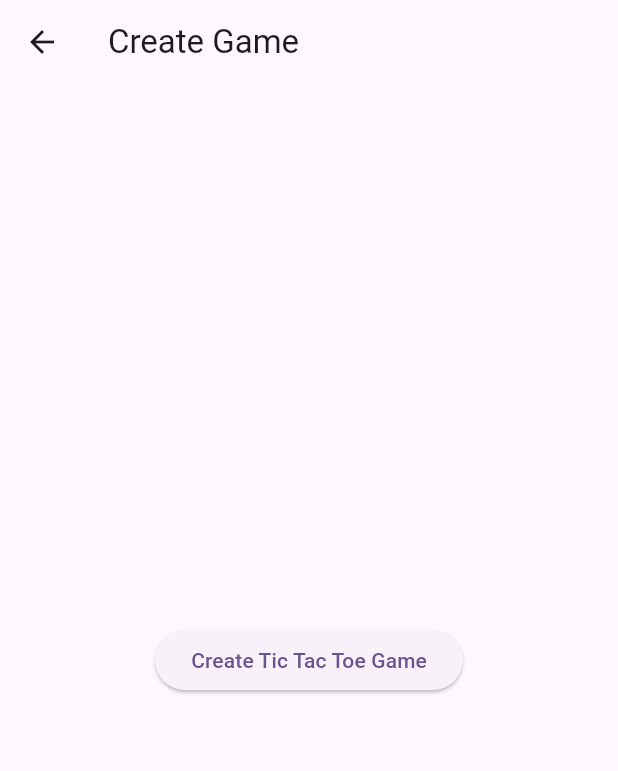
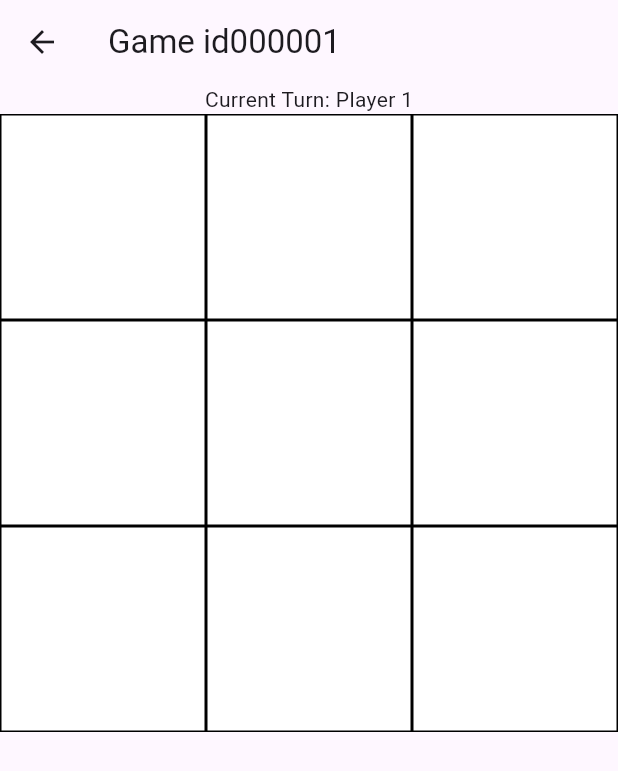
Before and after one commit to HalilhanSAYIN/online_tic_tac_toe, a Flutter app: the CreateGameScreen screen opened directly, after a tap on "Create Tic Tac Toe Game", on a phone screen of 412 x 824 dp. Shown: the top 771 px of the screen. Run offline on Flutter 3.47's test engine with Material 3 defaults, Android fonts, the light colour scheme and no system bars; our stand-ins replace cloud_firestore, firebase_auth, firebase_core; accounts and stored records are empty.

Commit message:
game added

```diff
--- a/lib/screens/game_create_screen.dart
+++ b/lib/screens/game_create_screen.dart
@@ -15,10 +15,12 @@ class _CreateGameScreenState extends State<CreateGameScreen> {
       appBar: AppBar(
         title: const Text('Create Game'),
       ),
-      body:  const Center(
+      body:   Center(
         child: ElevatedButton(
-          onPressed: createGame,
-          child: Text('Create Tic Tac Toe Game'),
+          onPressed: () {
+            createGame(context);
+          },
+          child:  const Text('Create Tic Tac Toe Game'),
         ),
       ),
     );
--- a/lib/screens/game_list_screen.dart
+++ b/lib/screens/game_list_screen.dart
@@ -3,6 +3,7 @@ import 'package:firebase_auth/firebase_auth.dart';
 import 'package:flutter/cupertino.dart';
 import 'package:flutter/material.dart';
 import 'package:online_tic_tac_toe/screens/game_create_screen.dart';
+import 'package:online_tic_tac_toe/screens/lobby_screen.dart';
 
 
 class GamesListScreen extends StatefulWidget {
@@ -23,9 +24,7 @@ class _GamesListScreenState extends State<GamesListScreen> {
           'player2': user.uid,
           'status': 'in_progress',
         });
-       /*
-       Nav to lobby
-            ));*/
+        Navigator.push(context, MaterialPageRoute(builder: (context) => GameLobbyScreen(gameId: gameId,),));
         print('Joined the game successfully');
       }
     } catch (e) {
--- /dev/null
+++ b/lib/screens/game_screen.dart
@@ -0,0 +1,160 @@
+import 'package:cloud_firestore/cloud_firestore.dart';
+import 'package:firebase_auth/firebase_auth.dart';
+import 'package:flutter/material.dart';
+import 'package:online_tic_tac_toe/core/game_logic.dart';
+import 'package:online_tic_tac_toe/screens/game_list_screen.dart';
+import 'package:online_tic_tac_toe/services/game_service.dart';
+
+
+class GameScreen extends StatefulWidget {
+  final String gameId;
+
+  GameScreen({required this.gameId});
+
+  @override
+  _GameScreenState createState() => _GameScreenState();
+}
+
+class _GameScreenState extends State<GameScreen> {
+  final GameService _gameService = GameService();
+  final GameLogic _gameLogic = GameLogic();
+
+  late List<List<String>> _board;
+  late String _playerSymbol;
+  late String _turn;
+
+
+  @override
+  void initState() {
+    super.initState();
+    _initializeGame();
+
+  }
+
+  Future<void> _initializeGame() async {
+    DocumentSnapshot gameData = await _gameService.getGameData(widget.gameId);
+    _board = _gameLogic.parseBoard(gameData['board']);
+    _turn = gameData['turn'];
+
+    User? user = FirebaseAuth.instance.currentUser;
+    if (user != null) {
+      _playerSymbol = (user.uid == gameData['player1']) ? 'X' : 'O';
+    }
+  }
+
+  void _handleMove(int row, int col) async {
+    if (_board[row][col] == '' && _turn == _getPlayerTurn()) {
+      setState(() {
+        _board[row][col] = _playerSymbol;
+      });
+
+      String winner = _gameLogic.checkWinner(_board);
+      if (winner.isNotEmpty) {
+        _showGameEndDialog('$winner Winner!');
+        await _gameService.updateBoard(widget.gameId, _board, _turn, row, col);
+        _gameService.gameStream(widget.gameId).first.then((snapshot) {
+          snapshot.reference.update({'status': 'finished'});
+        });
+      } else if (_gameLogic.isBoardFull(_board)) {
+        _showGameEndDialog('Draw!');
+        _gameService.gameStream(widget.gameId).first.then((snapshot) {
+          snapshot.reference.update({'status': 'draw'});
+        });
+      } else {
+        String nextTurn = _turn == 'player1' ? 'player2' : 'player1';
+        await _gameService.updateBoard(widget.gameId, _board, nextTurn, row, col);
+      }
+    }
+  }
+
+  String _getPlayerTurn() {
+    return _playerSymbol == 'X' ? 'player1' : 'player2';
+  }
+
+  void _showGameEndDialog(String message) {
+    showDialog(
+      context: context,
+      builder: (context) => AlertDialog(
+        title: Text('Game Over'),
+        content: Text(message),
+        actions: [
+          TextButton(
+            onPressed: () {
+              Navigator.push(context, MaterialPageRoute(builder: (context) => GamesListScreen(),)); // Oyun ekranından çık
+            },
+            child: Text('Ok'),
+          ),
+        ],
+      ),
+    );
+  }
+
+  void checkGameState(gameRef) {
+  String winner = _gameLogic.checkWinner(_board);
+  if (winner.isNotEmpty) {
+    _showGameEndDialog('$winner kazandı!');
+    gameRef.update({'status': 'finished'});
+  } else if (_gameLogic.isBoardFull(_board)) {
+    _showGameEndDialog('Berabere!');
+    gameRef.update({'status': 'draw'});
+  }
+}
+
+
+  @override
+  Widget build(BuildContext context) {
+    return Scaffold(
+      appBar: AppBar(
+        title: Text('Game ${widget.gameId}'),
+      ),
+      body: StreamBuilder<DocumentSnapshot>(
+        stream: _gameService.gameStream(widget.gameId),
+        builder: (context, snapshot) {
+          if (!snapshot.hasData) {
+            return Center(child: CircularProgressIndicator());
+          }
+
+          var gameData = snapshot.data!.data() as Map<String, dynamic>;
+          _board = _gameLogic.parseBoard(gameData['board']);
+          _turn = gameData['turn'];
+
+          return Column(
+            children: [
+              Text('Current Turn: ${_turn == 'player1' ? 'Player 1' : 'Player 2'}'),
+              Expanded(
+                child: GridView.builder(
+                  gridDelegate: SliverGridDelegateWithFixedCrossAxisCount(
+                    crossAxisCount: 3,
+                  ),
+                  itemCount: 9,
+                  itemBuilder: (context, index) {
+                    int row = index ~/ 3;
+                    int col = index % 3;
+
+                    return GestureDetector(
+                      onTap: () { _handleMove(row, col);
+                      checkGameState(widget.gameId);
+                      },
+                      child: Container(
+                        decoration: BoxDecoration(
+                          border: Border.all(color: Colors.black),
+                          color: Colors.white,
+                        ),
+                        child: Center(
+                          child: Text(
+                            _board[row][col],
+                            style: TextStyle(fontSize: 32),
+                          ),
+                        ),
+                      ),
+                    );
+                  },
+                ),
+              ),
+            ],
+          );
+        },
+      ),
+    );
+  }
+}
--- a/lib/screens/home_screen.dart
+++ b/lib/screens/home_screen.dart
@@ -7,7 +7,7 @@ class HomeScreen extends StatelessWidget {
   Widget build(BuildContext context) {
     return Scaffold(
       appBar: AppBar(
-        title: Text('Tic Tac Toe'),
+        title: const  Text('Tic Tac Toe'),
       ),
       body: Center(
         child: Padding(
@@ -36,7 +36,7 @@ class HomeScreen extends StatelessWidget {
                 onPressed: () {
                   signInAnonymously(context);
                 },
-                child: Text('Sign In'),
+                child: const Text('Sign In'),
               ),
             ],
           ),
--- a/lib/services/create_game.dart
+++ b/lib/services/create_game.dart
@@ -1,10 +1,12 @@
 import 'package:cloud_firestore/cloud_firestore.dart';
 import 'package:firebase_auth/firebase_auth.dart';
+import 'package:flutter/material.dart';
+import 'package:online_tic_tac_toe/screens/game_screen.dart';
 
 final FirebaseAuth _auth = FirebaseAuth.instance;
   final FirebaseFirestore _firestore = FirebaseFirestore.instance;
 
-  Future<void> createGame() async {
+  Future<void> createGame(context) async {
     try {
       User? user = _auth.currentUser;
       if (user != null) {
@@ -23,9 +25,7 @@ final FirebaseAuth _auth = FirebaseAuth.instance;
         });
 
         print('Game created successfully with ID: ${gameRef.id}');
-        /**
-         nav to game screen
-         */
+         Navigator.push(context, MaterialPageRoute(builder: (context) => GameScreen(gameId: gameRef.id ,),));
       }
     } catch (e) {
       print('Error creating game: $e');
--- /dev/null
+++ b/lib/services/game_service.dart
@@ -0,0 +1,58 @@
+import 'package:cloud_firestore/cloud_firestore.dart';
+import 'package:firebase_auth/firebase_auth.dart';
+
+class GameService {
+  final FirebaseAuth _auth = FirebaseAuth.instance;
+  final FirebaseFirestore _firestore = FirebaseFirestore.instance;
+
+  Future<DocumentReference> createGame() async {
+    User? user = _auth.currentUser;
+    if (user != null) {
+      String board = List.generate(3, (_) => List.generate(3, (_) => '').join(',')).join('|');
+      DocumentReference gameRef = await _firestore.collection('games').add({
+        'player1': user.uid,
+        'player2': null,
+        'status': 'waiting',
+        'board': board,
+        'turn': 'player1',
+        'createdAt': Timestamp.now(),
+      });
+      return gameRef;
+    }
+    throw Exception('User not authenticated');
+  }
+
+  Future<void> joinGame(String gameId) async {
+    User? user = _auth.currentUser;
+    if (user != null) {
+      await _firestore.collection('games').doc(gameId).update({
+        'player2': user.uid,
+        'status': 'in_progress',
+      });
+    }
+  }
+
+  Future<void> updateBoard(String gameId, List<List<String>> board, String nextTurn, int row, int col) async {
+    User? user = _auth.currentUser;
+    if (user != null) {
+      String boardString = board.map((row) => row.join(',')).join('|');
+      await _firestore.collection('games').doc(gameId).update({
+        'board': boardString,
+        'turn': nextTurn,
+        'lastMove': {
+          'player': user.uid,
+          'row': row,
+          'col': col,
+        },
+      });
+    }
+  }
+
+  Future<DocumentSnapshot> getGameData(String gameId) async {
+    return await _firestore.collection('games').doc(gameId).get();
+  }
+
+  Stream<DocumentSnapshot> gameStream(String gameId) {
+    return _firestore.collection('games').doc(gameId).snapshots();
+  }
+}
```
Also changed, not shown: lib/core/game_logic.dart (added, +38 -0 lines), lib/screens/lobby_screen.dart (added, +30 -0 lines).
